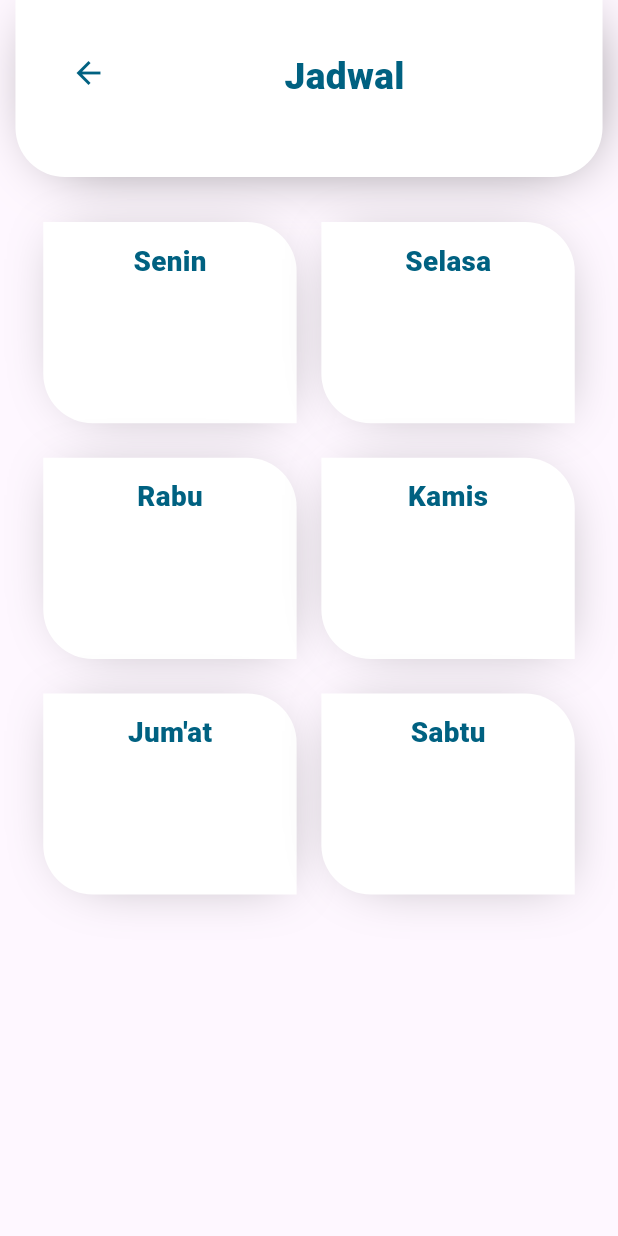
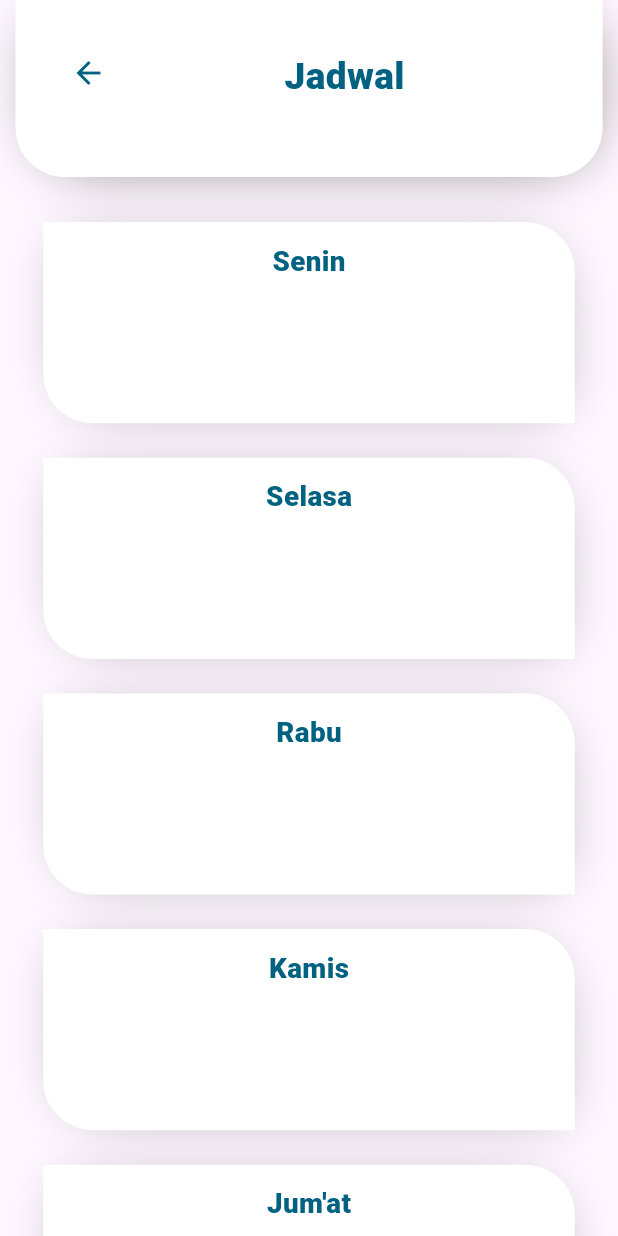
Before and after one commit to iqbalbll/Flutter-Guru, a Flutter app: the JadwalWidget screen opened by its route, on a phone screen of 412 x 824 dp. Run offline on Flutter 3.47's test engine with Material 3 defaults, Android fonts, the phone set to English and light mode, and no system bars; our stand-ins replace image_picker, shared_preferences; accounts and stored records are empty.

Commit message:
modify tampilan  jadwal

```diff
--- a/lib/home/jadwal.dart
+++ b/lib/home/jadwal.dart
@@ -89,11 +89,17 @@ class JadwalWidget extends StatelessWidget {
                 padding: EdgeInsets.symmetric(horizontal: screenWidth * 0.05),
                 child: Column(
                   children: [
-                    _buildDayRow(['Senin', 'Selasa'], screenWidth),
+                    _buildDayRow(['Senin'], screenWidth),
                     const SizedBox(height: 23),
-                    _buildDayRow(['Rabu', 'Kamis'], screenWidth),
+                    _buildDayRow(['Selasa'], screenWidth),
                     const SizedBox(height: 23),
-                    _buildDayRow(["Jum'at", 'Sabtu'], screenWidth),
+                    _buildDayRow(['Rabu'], screenWidth),
+                    const SizedBox(height: 23),
+                    _buildDayRow(['Kamis'], screenWidth),
+                    const SizedBox(height: 23),
+                    _buildDayRow(["Jum'at"], screenWidth),
+                    const SizedBox(height: 30),
+                    _buildDayRow(['Sabtu'], screenWidth),
                     const SizedBox(height: 30),
                   ],
                 ),
```
